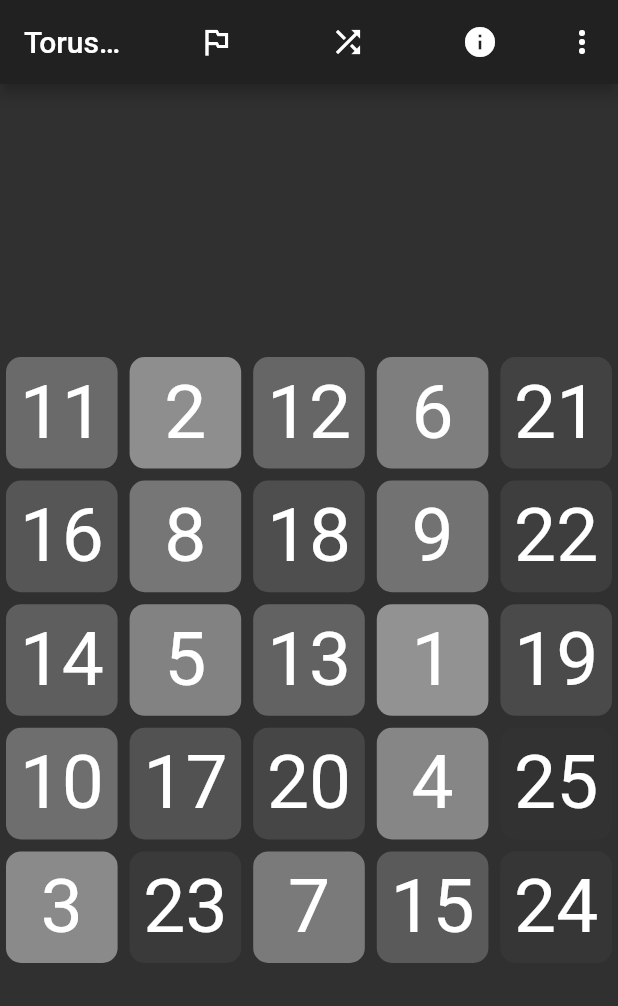
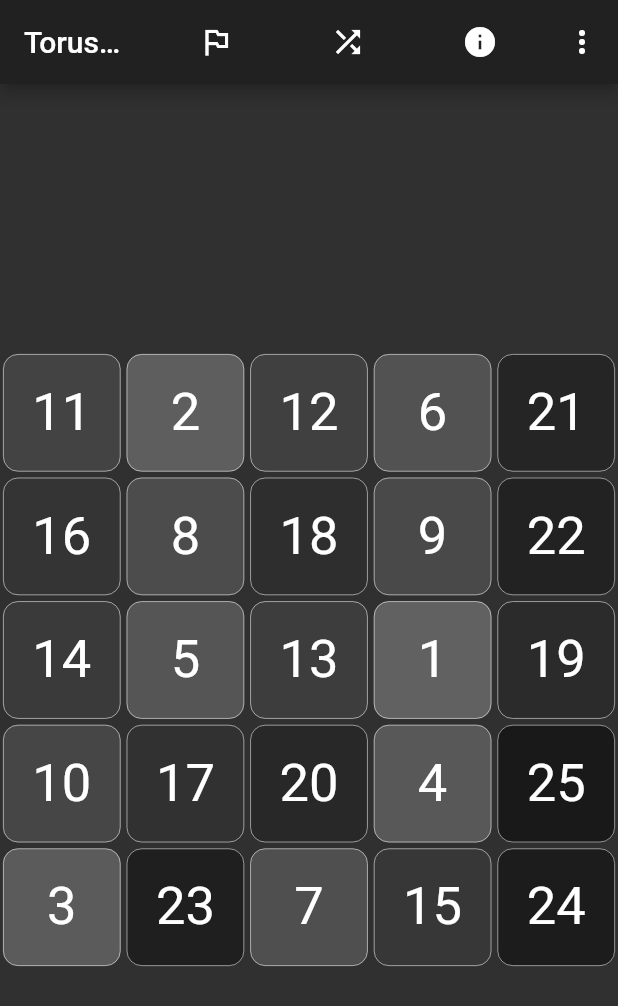
Before and after one commit to forsythe/torus_puzzle, a Flutter app: the screen it shows after launch, on a phone screen of 412 x 824 dp. Shown: the top 1006 px of the screen. Run offline on Flutter 3.47's test engine with Material 2 defaults, Android fonts, the phone set to English and light mode, and no system bars.

Commit message:
ui color changes

```diff
--- a/lib/main.dart
+++ b/lib/main.dart
@@ -60,7 +60,7 @@ class _MyHomePageState extends State<MyHomePage> {
   List<int> tileValues =
       new List<int>.generate(puzzleDim * puzzleDim, (i) => (i + 1));
 
-  void initState(){
+  void initState() {
     super.initState();
     scramble();
   }
@@ -167,7 +167,7 @@ class _MyHomePageState extends State<MyHomePage> {
                         child: ListBody(
                           children: <Widget>[
                             Text(
-                                  'The grid of numbers lie on a torus. Your goal is to swipe them until they are sorted in ascending order, left to right, top to bottom.'),
+                                'The grid of numbers exists on a torus. Your goal is to swipe them until they are sorted in ascending order, left to right, top to bottom.'),
                           ],
                         ),
                       ),
@@ -215,7 +215,7 @@ class _MyHomePageState extends State<MyHomePage> {
             primary: true,
             crossAxisCount: puzzleDim,
             children: tileValues.map((e) {
-              int intensity = 150 - 100 ~/ (puzzleDim * puzzleDim) * e;
+              int intensity = 100 - 90 ~/ (puzzleDim * puzzleDim) * e;
               return MouseRegion(
                 cursor: SystemMouseCursors.move,
                 onExit: (event) => {
@@ -269,11 +269,11 @@ class _MyHomePageState extends State<MyHomePage> {
                     }
                   },
                   child: Container(
-                    margin: EdgeInsets.all(4),
+                    margin: EdgeInsets.all(2),
                     decoration: BoxDecoration(
-                        border: hoveringOver == e
-                            ? Border.all(color: Colors.grey, width: 4)
-                            : null,
+                        border: Border.all(
+                            color: Colors.white70,
+                            width: hoveringOver == e ? 4 : 0.5),
                         color: new Color.fromRGBO(
                             solved ? intensity ~/ 1.5 : intensity,
                             intensity,
@@ -284,7 +284,7 @@ class _MyHomePageState extends State<MyHomePage> {
                         child: FittedBox(
                       child: Text(
                         e.toString(),
-                        style: TextStyle(fontSize: 50),
+                        style: TextStyle(fontSize: 35),
                       ),
                       fit: BoxFit.fitWidth,
                     )),
```
Also changed, not shown: 3 other files. Lines whose indentation alone changed are shown as unchanged.
